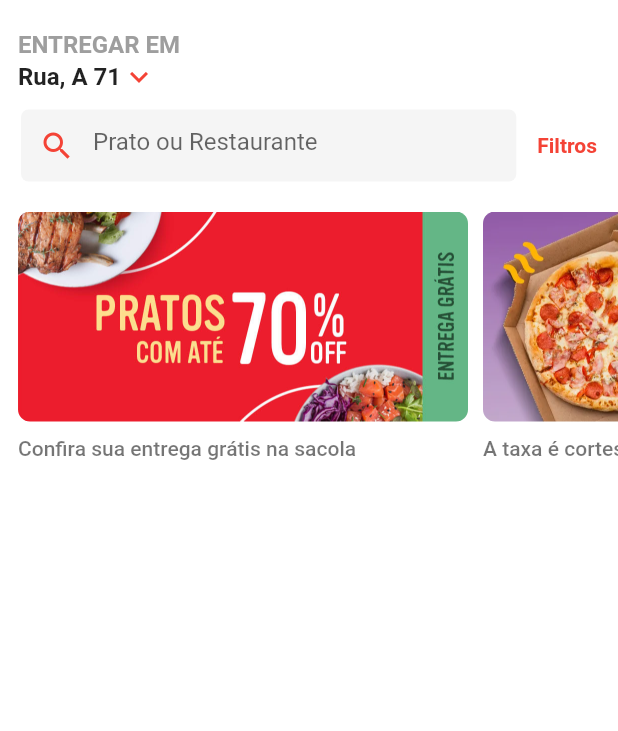
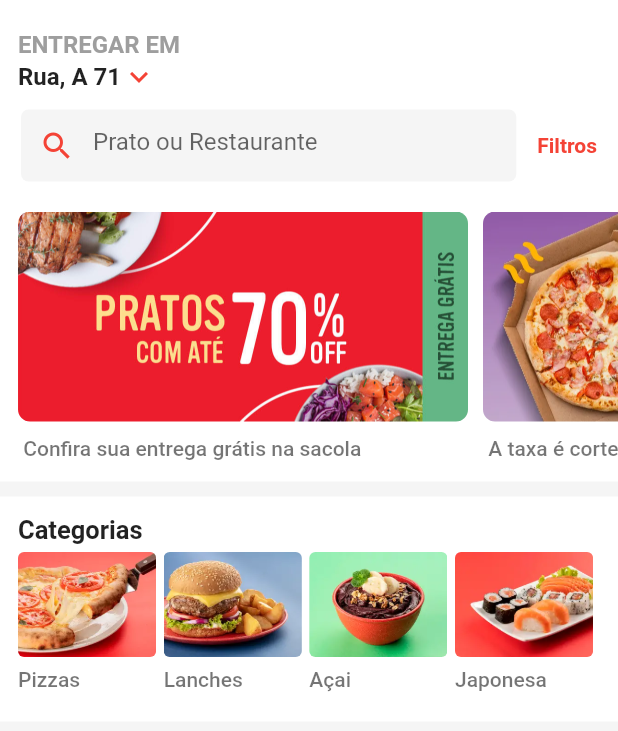
Before and after one commit to alefbispo/Ifood_Clone, a Flutter app: the screen it shows after launch, on a phone screen of 412 x 824 dp. Shown: the top 731 px of the screen. Run offline on Flutter 3.47's test engine with Material 2 defaults, Android fonts, the phone set to English and light mode, and no system bars.

Commit message:
adicionado sessao de categorias

```diff
--- a/lib/main.dart
+++ b/lib/main.dart
@@ -109,7 +109,7 @@ class IfoodFlutter extends StatelessWidget {
                         ),
                         const SizedBox(height: 10),
                         const Text(
-                          'Confira sua entrega grátis na sacola',
+                          ' Confira sua entrega grátis na sacola',
                           style: TextStyle(
                               fontWeight: FontWeight.w500,
                               color: Colors.black54),
@@ -131,13 +131,14 @@ class IfoodFlutter extends StatelessWidget {
                           height: 10,
                         ),
                         const Text(
-                          'A taxa é cortesia pra você',
+                          ' A taxa é cortesia pra você',
                           style: TextStyle(
                               fontWeight: FontWeight.w500,
                               color: Colors.black54),
                         )
                       ],
-                    ),const SizedBox(width: 10),
+                    ),
+                    const SizedBox(width: 10),
                     Column(
                       crossAxisAlignment: CrossAxisAlignment.start,
                       children: <Widget>[
@@ -152,7 +153,7 @@ class IfoodFlutter extends StatelessWidget {
                           height: 10,
                         ),
                         const Text(
-                          'Comida gostosa e sem taxas',
+                          ' Comida gostosa e sem taxas',
                           style: TextStyle(
                               fontWeight: FontWeight.w500,
                               color: Colors.black54),
@@ -163,7 +164,109 @@ class IfoodFlutter extends StatelessWidget {
                 ),
               ),
             ),
-
+            Container(
+              height: 10,
+              color: Colors.grey.shade100,
+            ),
+            Container(
+              height: 150,
+              padding: EdgeInsets.only(top: 12, left: 12),
+              alignment: Alignment.topLeft,
+              child: Column(
+                crossAxisAlignment: CrossAxisAlignment.start,
+                children: <Widget>[
+                  const Text(
+                    'Categorias',
+                    style: TextStyle(fontWeight: FontWeight.bold, fontSize: 17),
+                  ),
+                  SizedBox(height: 5),
+                  Expanded(
+                    child: ListView(
+                      scrollDirection: Axis.horizontal,
+                      children: <Widget>[
+                        Column(
+                          crossAxisAlignment: CrossAxisAlignment.start,
+                          children: <Widget>[
+                            ClipRRect(
+                              borderRadius: BorderRadius.circular(4),
+                              child: Image.asset(
+                                'assets/images/pizza.png',
+                                height: 70,
+                              ),
+                            ),
+                            SizedBox(height: 7),
+                            const Text(
+                              'Pizzas',
+                              style: TextStyle(
+                                  fontWeight: FontWeight.w500,
+                                  color: Colors.black54),
+                            )
+                          ],
+                        ),
+                        const SizedBox(width: 5),
+                        Column(
+                          crossAxisAlignment: CrossAxisAlignment.start,
+                          children: <Widget>[
+                            ClipRRect(
+                              borderRadius: BorderRadius.circular(4),
+                              child: Image.asset(
+                                'assets/images/lanches.png',
+                                height: 70,
+                              ),
+                            ),
+                            SizedBox(height: 7),
+                            const Text('Lanches',
+                                style: TextStyle(
+                                    fontWeight: FontWeight.w500,
+                                    color: Colors.black54))
+                          ],
+                        ),
+                        const SizedBox(width: 5),
+                        Column(
+                          crossAxisAlignment: CrossAxisAlignment.start,
+                          children: <Widget>[
+                            ClipRRect(
+                              borderRadius: BorderRadius.circular(4),
+                              child: Image.asset(
+                                'assets/images/acai.png',
+                                height: 70,
+                              ),
+                            ),
+                            SizedBox(height: 7),
+                            const Text('Açai',
+                                style: TextStyle(
+                                    fontWeight: FontWeight.w500,
+                                    color: Colors.black54))
+                          ],
+                        ),
+                        const SizedBox(width: 5),
+                        Column(
+                          crossAxisAlignment: CrossAxisAlignment.start,
+                          children: <Widget>[
+                            ClipRRect(
+                              borderRadius: BorderRadius.circular(4),
+                              child: Image.asset(
+                                'assets/images/japonesa.png',
+                                height: 70,
+                              ),
+                            ),
+                            SizedBox(height: 7),
+                            const Text('Japonesa',
+                                style: TextStyle(
+                                    fontWeight: FontWeight.w500,
+                                    color: Colors.black54))
+                          ],
+                        )
+                      ],
+                    ),
+                  ),
+                ],
+              ),
+            ),
+            Container(
+              height: 10,
+              color: Colors.grey.shade100,
+            ),
           ],
         ),
       ),
```
